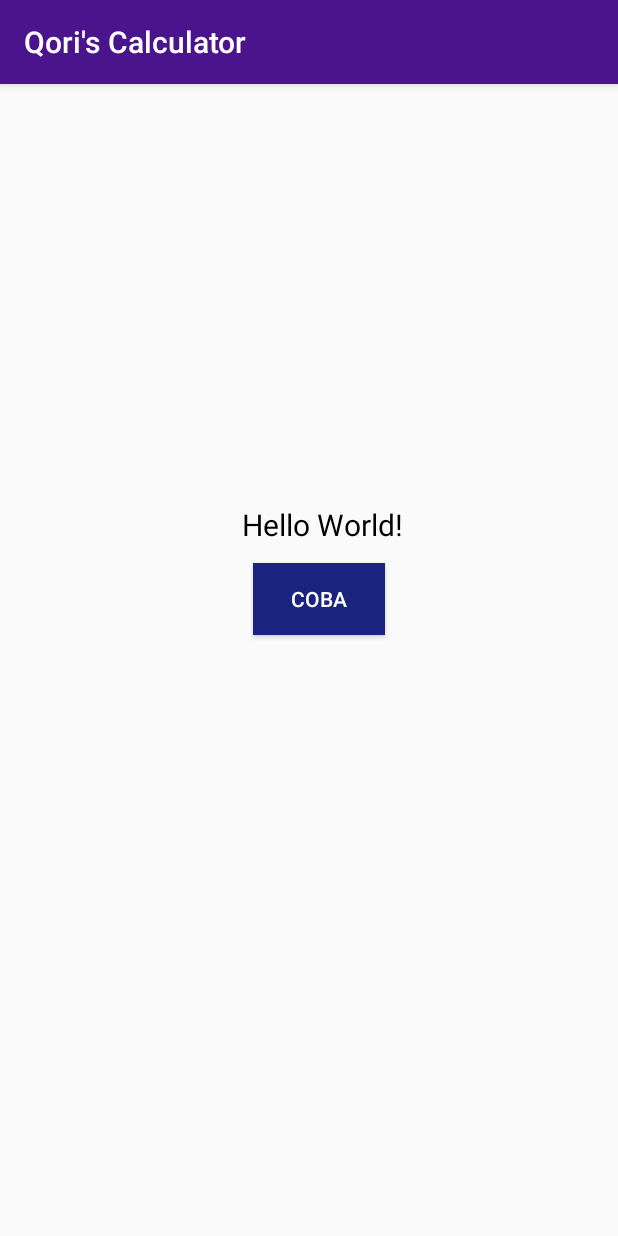
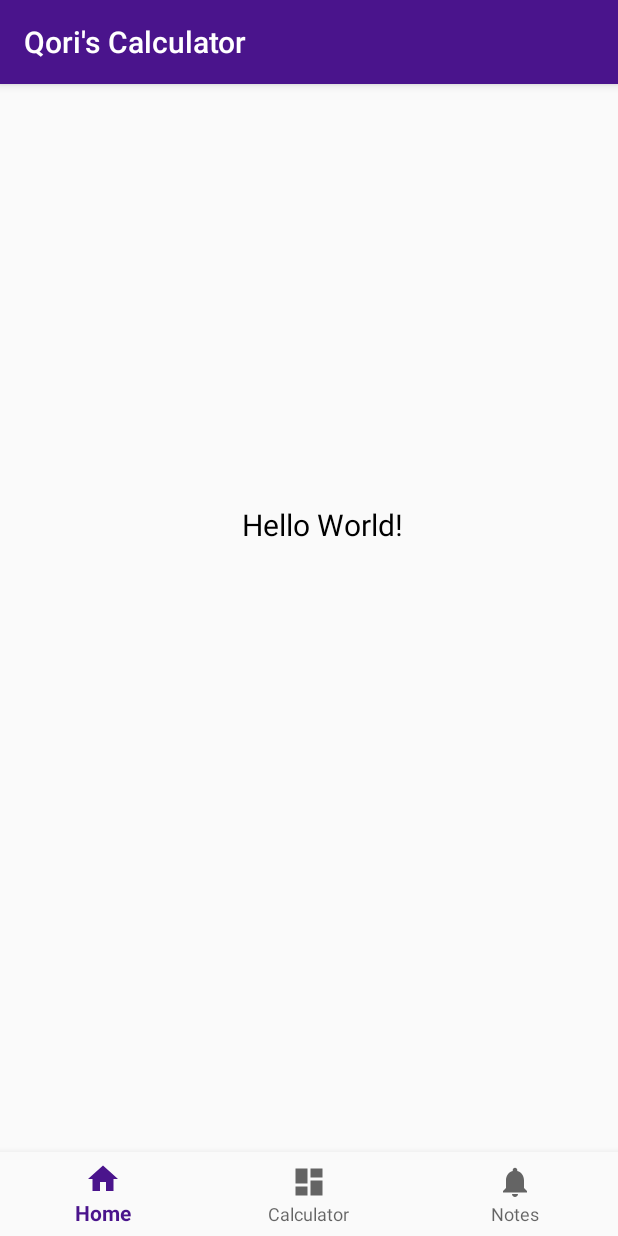
Before and after one commit to fariqodri/learn-android, an Android app: the screen it shows after launch (MainActivity), on a phone screen of 412 x 824 dp. Run offline under Robolectric (Android 15) with nearby library versions, the phone set to English and light mode, and no system bars.

Commit message:
Finish calculator v2, add navbar, add activity 3

```diff
--- a/app/build.gradle
+++ b/app/build.gradle
@@ -22,6 +22,7 @@ dependencies {
     implementation fileTree(dir: 'libs', include: ['*.jar'])
     implementation 'com.android.support:appcompat-v7:26.1.0'
     implementation 'com.android.support.constraint:constraint-layout:1.0.2'
+    implementation 'com.android.support:design:26.1.0'
     testImplementation 'junit:junit:4.12'
     androidTestImplementation 'com.android.support.test:runner:1.0.1'
     androidTestImplementation 'com.android.support.test.espresso:espresso-core:3.0.1'
--- a/app/src/main/AndroidManifest.xml
+++ b/app/src/main/AndroidManifest.xml
@@ -16,7 +16,11 @@
                 <category android:name="android.intent.category.LAUNCHER" />
             </intent-filter>
         </activity>
-        <activity android:name=".Main2Activity"></activity>
+        <activity android:name=".Main2Activity" />
+        <activity
+            android:name=".Main3Activity"
+            android:label="@string/title_activity_main3"
+            android:theme="@style/AppTheme.NoActionBar"></activity>
     </application>
 
 </manifest>
--- a/app/src/main/java/com/kuwait/myapplication/MainActivity.java
+++ b/app/src/main/java/com/kuwait/myapplication/MainActivity.java
@@ -14,12 +14,20 @@ public class MainActivity extends AppCompatActivity {
     protected void onCreate(Bundle savedInstanceState) {
         super.onCreate(savedInstanceState);
         setContentView(R.layout.activity_main);
-        String msg = "Android: ";
-        Log.d(msg, "onCreate() event");
-    }
-    public void onClick(View view) {
-        //Toast.makeText(this, "47RONIN", Toast.LENGTH_SHORT).show();
-        Intent intent = new Intent(this, Main2Activity.class);
-        startActivity(intent);
+        final View calculator = findViewById(R.id.navigation_calculator);
+        final View notes = findViewById( R.id.navigation_notes );
+        calculator.setOnClickListener( new View.OnClickListener() {
+            @Override
+            public void onClick(View view) {
+                Intent intent = new Intent( getApplicationContext(), Main2Activity.class );
+                startActivity( intent );
+            }
+        } );
+        notes.setOnClickListener( new View.OnClickListener() {
+            @Override
+            public void onClick(View view) {
+
+            }
+        } );
     }
 }
--- /dev/null
+++ b/app/src/main/res/drawable/ic_dashboard_black_24dp.xml
@@ -0,0 +1,9 @@
+<vector xmlns:android="http://schemas.android.com/apk/res/android"
+    android:width="24dp"
+    android:height="24dp"
+    android:viewportHeight="24.0"
+    android:viewportWidth="24.0">
+    <path
+        android:fillColor="#FF000000"
+        android:pathData="M3,13h8L11,3L3,3v10zM3,21h8v-6L3,15v6zM13,21h8L21,11h-8v10zM13,3v6h8L21,3h-8z" />
+</vector>
--- /dev/null
+++ b/app/src/main/res/drawable/ic_home_black_24dp.xml
@@ -0,0 +1,9 @@
+<vector xmlns:android="http://schemas.android.com/apk/res/android"
+    android:width="24dp"
+    android:height="24dp"
+    android:viewportHeight="24.0"
+    android:viewportWidth="24.0">
+    <path
+        android:fillColor="#FF000000"
+        android:pathData="M10,20v-6h4v6h5v-8h3L12,3 2,12h3v8z" />
+</vector>
--- /dev/null
+++ b/app/src/main/res/drawable/ic_notifications_black_24dp.xml
@@ -0,0 +1,9 @@
+<vector xmlns:android="http://schemas.android.com/apk/res/android"
+    android:width="24dp"
+    android:height="24dp"
+    android:viewportHeight="24.0"
+    android:viewportWidth="24.0">
+    <path
+        android:fillColor="#FF000000"
+        android:pathData="M12,22c1.1,0 2,-0.9 2,-2h-4c0,1.1 0.89,2 2,2zM18,16v-5c0,-3.07 -1.64,-5.64 -4.5,-6.32L13.5,4c0,-0.83 -0.67,-1.5 -1.5,-1.5s-1.5,0.67 -1.5,1.5v0.68C7.63,5.36 6,7.92 6,11v5l-2,2v1h16v-1l-2,-2z" />
+</vector>
--- a/app/src/main/res/layout/activity_main.xml
+++ b/app/src/main/res/layout/activity_main.xml
@@ -21,20 +21,31 @@
         app:layout_constraintTop_toTopOf="parent"
         app:layout_constraintVertical_bias="0.378" />
 
-    <Button
-        android:id="@+id/button"
-        android:layout_width="wrap_content"
+    <!--<Button-->
+        <!--android:id="@+id/button"-->
+        <!--android:layout_width="wrap_content"-->
+        <!--android:layout_height="wrap_content"-->
+        <!--android:layout_marginTop="12dp"-->
+        <!--android:text="Coba"-->
+        <!--android:textAlignment="gravity"-->
+        <!--android:background="@color/buttonBgr"-->
+        <!--android:textColor="@color/buttonText"-->
+        <!--app:layout_constraintHorizontal_bias="0.38"-->
+        <!--app:layout_constraintLeft_toLeftOf="@id/hello"-->
+        <!--app:layout_constraintRight_toRightOf="@id/hello"-->
+        <!--app:layout_constraintTop_toBottomOf="@id/hello" />-->
+
+    <android.support.design.widget.BottomNavigationView
+        android:id="@+id/navigation"
+        android:layout_width="0dp"
         android:layout_height="wrap_content"
-        android:layout_marginTop="12dp"
-        android:onClick="onClick"
-        android:text="Coba"
-        android:textAlignment="gravity"
-        android:background="@color/buttonBgr"
-        android:textColor="@color/buttonText"
-        app:layout_constraintHorizontal_bias="0.38"
-        app:layout_constraintLeft_toLeftOf="@id/hello"
-        app:layout_constraintRight_toRightOf="@id/hello"
-        app:layout_constraintTop_toBottomOf="@id/hello" />
+        android:layout_marginEnd="0dp"
+        android:layout_marginStart="0dp"
+        android:background="?android:attr/windowBackground"
+        app:layout_constraintBottom_toBottomOf="parent"
+        app:layout_constraintLeft_toLeftOf="parent"
+        app:layout_constraintRight_toRightOf="parent"
+        app:menu="@menu/navigation"/>
 
 
 </android.support.constraint.ConstraintLayout>
--- /dev/null
+++ b/app/src/main/res/menu/navigation.xml
@@ -0,0 +1,19 @@
+<?xml version="1.0" encoding="utf-8"?>
+<menu xmlns:android="http://schemas.android.com/apk/res/android">
+
+    <item
+        android:id="@+id/navigation_home"
+        android:icon="@drawable/ic_home_black_24dp"
+        android:title="@string/title_home"/>
+
+    <item
+        android:id="@+id/navigation_calculator"
+        android:icon="@drawable/ic_dashboard_black_24dp"
+        android:title="@string/title_calculator" />
+
+    <item
+        android:id="@+id/navigation_notes"
+        android:icon="@drawable/ic_notifications_black_24dp"
+        android:title="@string/title_notes" />
+
+</menu>
--- /dev/null
+++ b/app/src/main/res/values/dimens.xml
@@ -0,0 +1,6 @@
+<resources>
+    <!-- Default screen margins, per the Android Design guidelines. -->
+    <dimen name="activity_horizontal_margin">16dp</dimen>
+    <dimen name="activity_vertical_margin">16dp</dimen>
+    <dimen name="fab_margin">16dp</dimen>
+</resources>
--- a/app/src/main/res/values/strings.xml
+++ b/app/src/main/res/values/strings.xml
@@ -19,4 +19,8 @@
     <string name="buttonEq">=</string>
     <string name="buttonDel">DEL</string>
     <string name="syntaxError">SYNTAX ERROR</string>
+    <string name="title_activity_main3">Main3Activity</string>
+    <string name="title_home">Home</string>
+    <string name="title_calculator">Calculator</string>
+    <string name="title_notes">Notes</string>
 </resources>
--- a/app/src/main/res/values/styles.xml
+++ b/app/src/main/res/values/styles.xml
@@ -8,4 +8,13 @@
         <item name="colorAccent">@color/colorAccent</item>
     </style>
 
+    <style name="AppTheme.NoActionBar">
+        <item name="windowActionBar">false</item>
+        <item name="windowNoTitle">true</item>
+    </style>
+
+    <style name="AppTheme.AppBarOverlay" parent="ThemeOverlay.AppCompat.Dark.ActionBar" />
+
+    <style name="AppTheme.PopupOverlay" parent="ThemeOverlay.AppCompat.Light" />
+
 </resources>
```
Also changed, not shown: app/src/main/java/com/kuwait/myapplication/Main2Activity.java (+95 -79 lines), app/src/main/java/com/kuwait/myapplication/Main3Activity.java (added, +29 -0 lines), app/src/main/res/layout/activity_main2.xml (+14 -2 lines), app/src/main/res/layout/activity_main3.xml (added, +33 -0 lines), app/src/main/res/layout/content_main3.xml (added, +11 -0 lines).
